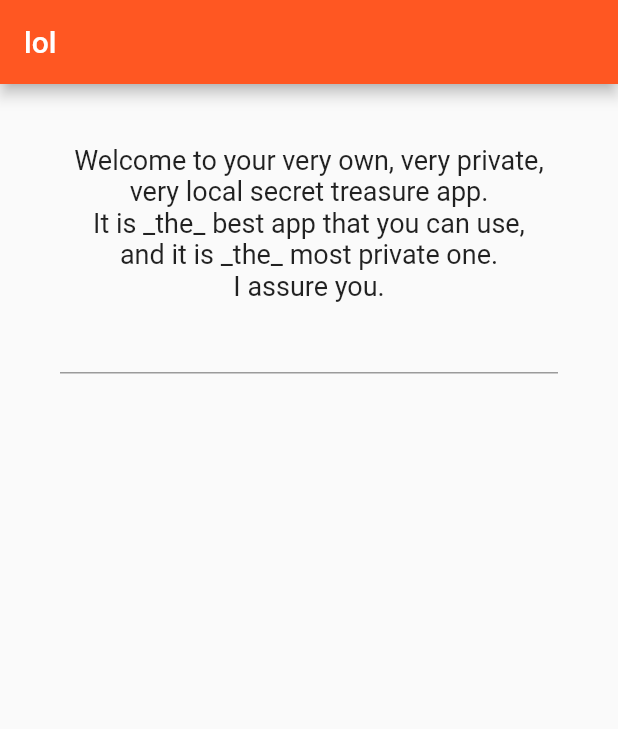
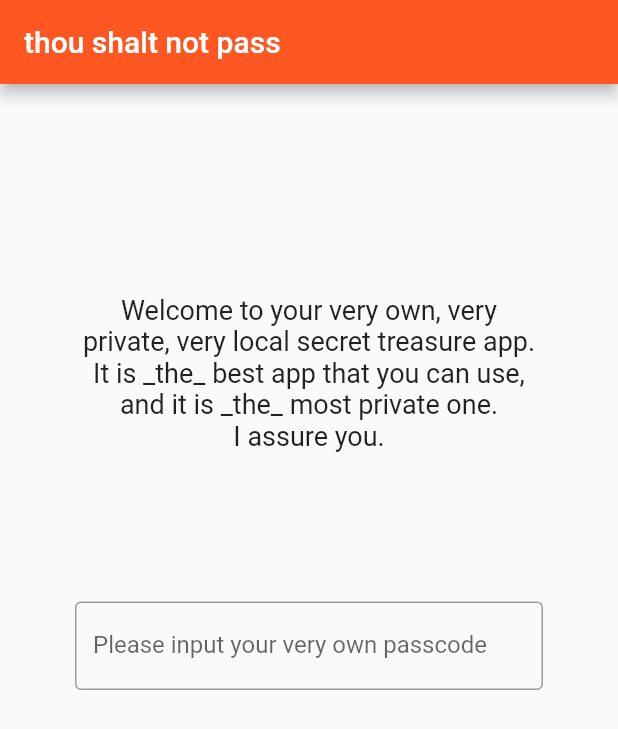
Before and after one commit to Skn0tt/reverse-engineering-mobile-apps-talk, a Flutter app: the screen it shows after launch, on a phone screen of 412 x 824 dp. Shown: the top 729 px of the screen. Run offline on Flutter 3.47's test engine with Material 2 defaults, Android fonts, the phone set to English and light mode, and no system bars.

Commit message:
Style login input

```diff
--- a/demo_app/lib/login.dart
+++ b/demo_app/lib/login.dart
@@ -31,10 +31,10 @@ class _LoginPageState extends State<LoginPage> {
   Widget build(BuildContext context) {
     return Scaffold(
       appBar: AppBar(
-        title: Text("lol"),
+        title: Text("thou shalt not pass"),
       ),
       body: Padding(
-        padding: EdgeInsets.all(40),
+        padding: EdgeInsets.symmetric(horizontal: 50, vertical: 140),
         child: Center(
           child: Column(
             mainAxisAlignment: MainAxisAlignment.start,
@@ -44,10 +44,17 @@ class _LoginPageState extends State<LoginPage> {
                 textAlign: TextAlign.center,
                 style: TextStyle(fontSize: 18),
               ),
-              TextField(
-                obscureText: true,
-                autocorrect: false,
-                onSubmitted: _handleSubmitted
+              Padding(
+                padding: EdgeInsets.only(top: 100),
+                child: TextField(
+                  obscureText: true,
+                  autocorrect: false,
+                  onSubmitted: _handleSubmitted,
+                  decoration: InputDecoration(
+                    border: OutlineInputBorder(),
+                    labelText: "Please input your very own passcode"
+                  ),
+                )
               )
             ],
           ),
```
